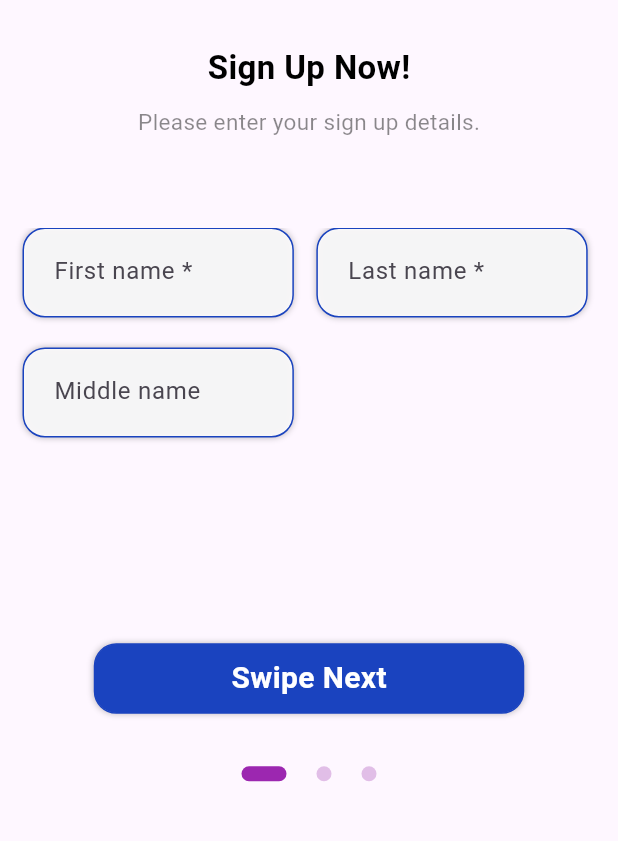
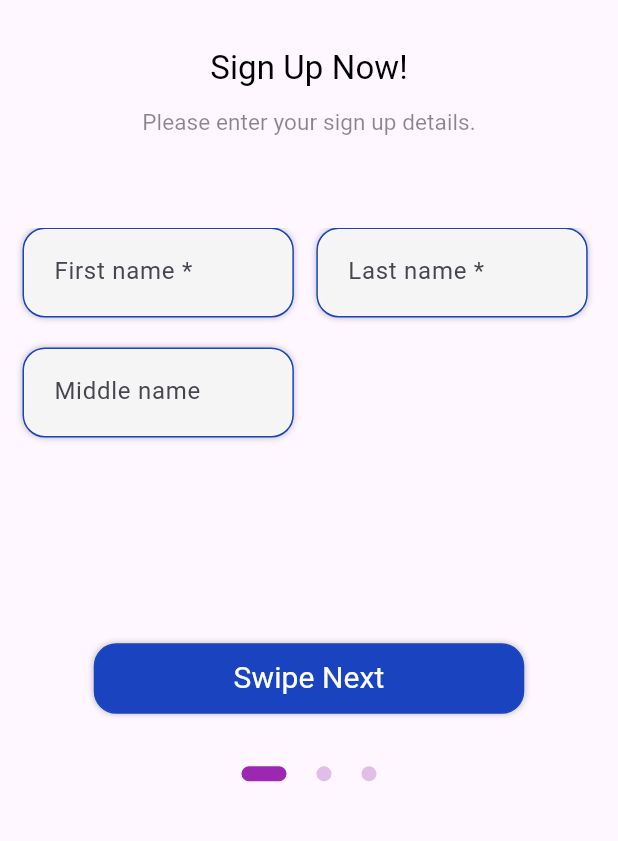
Before and after one commit to Perseus24/Automated-Student-Attendance-Checker-using-Facial-Recognition, a Flutter app: the RegisterPage screen opened directly, on a phone screen of 412 x 824 dp, the part 287-1128 px from its top. Run offline on Flutter 3.47's test engine with Material 3 defaults, Android fonts, the light colour scheme and no system bars; drawn by our look-alikes of smooth_page_indicator; our stand-ins replace dropdown_button2; missing offline and left inert: slide_digital_clock; Roboto replaces fonts that are missing (SF Pro Display).

Commit message:
Update big_texts.dart

```diff
--- a/mobile_application/lib/widgets/big_texts.dart
+++ b/mobile_application/lib/widgets/big_texts.dart
@@ -11,11 +11,13 @@ class BigText extends StatelessWidget {
   double size;
   TextOverflow overFlow;
   FontWeight fontWeight;
+  double letterSpacing;
 
   BigText({Key? key, this.color = Colors.black,
   required this.text,
-  this.fontWeight = FontWeight.w700,
+  this.fontWeight = FontWeight.w400,
   this.size = 20,
+  this.letterSpacing = 0.08,
   this.overFlow=TextOverflow.ellipsis}) : super(key:key);
   @override
   Widget build(BuildContext context) {
@@ -27,6 +29,7 @@ class BigText extends StatelessWidget {
         fontFamily: 'SF Pro Display',
         fontWeight: fontWeight,
         fontSize: size,
+        letterSpacing: letterSpacing,
       ),
 
 
```
